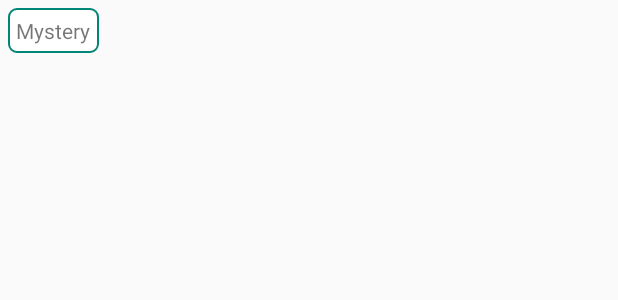
After one commit to dkslayer3331/motivation, an Android app: the layout genre_item.xml on its own in the app's theme, with its tools: preview values and no code run, on a phone screen of 412 x 824 dp. The commit adds this screen. Shown: the top 300 px of the screen. Run offline under Robolectric (Android 15) with nearby library versions, the phone set to English and light mode, and no system bars.

Commit message:
genres ui change

```diff
--- a/app/src/main/res/drawable/default_fav_button.xml
+++ b/app/src/main/res/drawable/default_fav_button.xml
@@ -7,11 +7,7 @@
         android:startColor="#3090C7"
         android:endColor="#3090C7"/>
 
-    <padding
-        android:bottom="5dp"
-        android:right="5dp"
-        android:top="5dp"
-        android:left="5dp"/>
+
 
     <stroke
         android:width="1dp"
--- a/app/src/main/res/layout/cast_card.xml
+++ b/app/src/main/res/layout/cast_card.xml
@@ -26,7 +26,7 @@
         android:layout_width="match_parent"
         android:layout_height="50dp"
         android:background="#808080"
-        android:textColor="#ffffff"
+        android:textColor="#C0C0C0"
         android:padding="5dp"
         android:text="Taichi Yamato"/>
 
--- /dev/null
+++ b/app/src/main/res/layout/genre_item.xml
@@ -0,0 +1,13 @@
+<?xml version="1.0" encoding="utf-8"?>
+<LinearLayout xmlns:android="http://schemas.android.com/apk/res/android"
+    android:orientation="vertical" android:layout_width="wrap_content"
+    android:layout_height="wrap_content">
+    <TextView
+        android:id="@+id/genre_name"
+        android:layout_margin="5dp"
+        android:padding="5dp"
+        android:background="@drawable/added_fav_button"
+        android:text="Mystery"
+        android:layout_width="wrap_content"
+        android:layout_height="wrap_content" />
+</LinearLayout>
```
Also changed, not shown: app/src/main/java/com/example/motivation/DetailedInfo.java (+11 -3 lines), app/src/main/java/com/example/motivation/GenreAdapter.java (added, +47 -0 lines), app/src/main/res/layout/activity_detailed_info.xml (+18 -7 lines).
